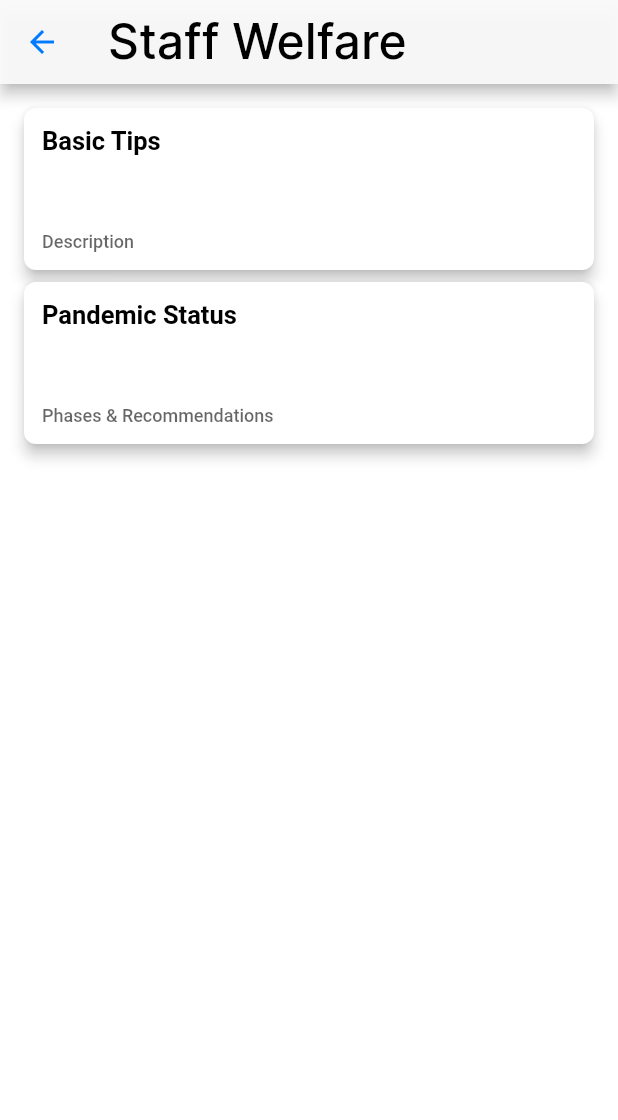
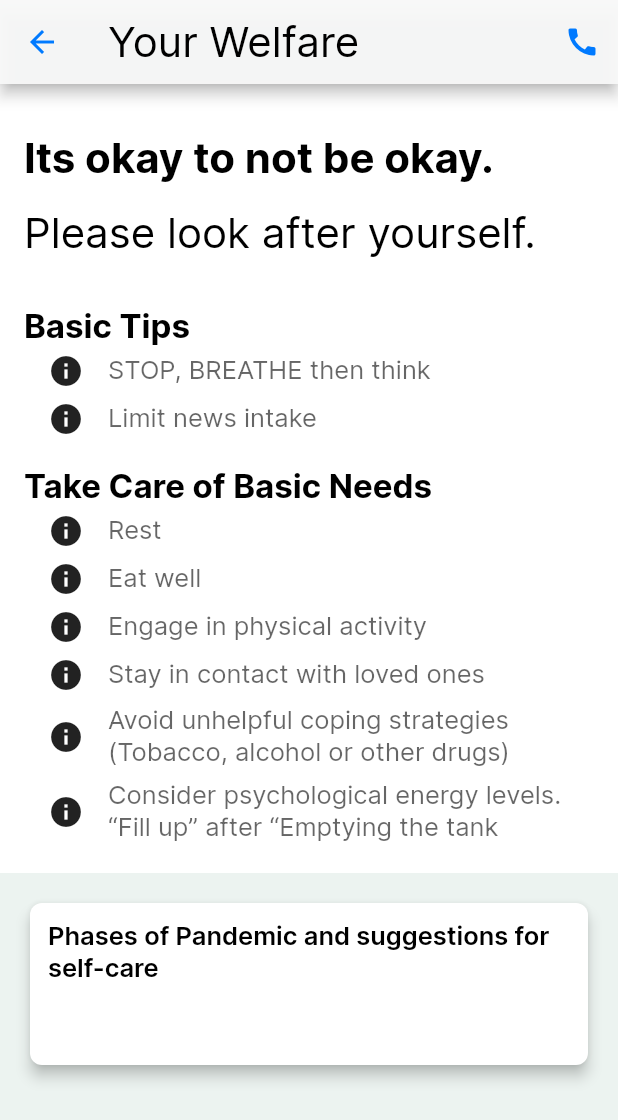
Before and after one commit to Western-Health-Covid19-Collaboration/wh_covid19_app, a Flutter app: the screen it shows after launch, after a tap on "Your Welfare", on a phone screen of 412 x 824 dp. Shown: the top 1120 px of the screen. Run offline on Flutter 3.47's test engine with Material 2 defaults, Android fonts, the phone set to English and light mode, and no system bars; our stand-ins replace chewie, package_info, video_player; missing offline and left inert: matrix_gesture_detector; Roboto replaces fonts that are missing (SFProText).

Commit message:
Put in text styles, fix doffing video, add welfare screen
#21
#30
#53

```diff
--- a/lib/main.dart
+++ b/lib/main.dart
@@ -8,7 +8,7 @@ import 'package:wh_covid19/view/intubation/checklist/intubation_checklist_page.d
 import 'package:wh_covid19/view/intubation/guidance/intubation_guidance_page.dart';
 import 'package:wh_covid19/view/ppe/ppe_view.dart';
 import 'package:wh_covid19/view/sbs_guide_view.dart';
-import 'package:wh_covid19/view/staff_welfare/staff_welfare_view.dart';
+import 'package:wh_covid19/view/staff_welfare/your_welfare_view.dart';
 
 void main() => runApp(MyApp());
 
@@ -26,7 +26,7 @@ class MyApp extends StatelessWidget {
       routes: {
         Routes.home: (context) => HomePage(),
         Routes.ppe: (context) => PPEView(),
-        Routes.staffWelfare: (context) => StaffWelfareView(),
+        Routes.staffWelfare: (context) => YourWelfareView(),
         Routes.sbsGuidance: (context) => SBSGuideView(),
       },
       onGenerateRoute: (settings) {
--- a/lib/style.dart
+++ b/lib/style.dart
@@ -46,31 +46,67 @@ abstract class AppColors {
   static Color blackAlpha900 = const Color.fromRGBO(0, 0, 0, 1.0);
 }
 
-// App bar style
-final TextStyle appBarTextStyle = TextStyle(
-  color: AppColors.majorText,
-  fontSize: 32,
-);
-final IconThemeData appBarIconTheme =
-    IconThemeData(color: AppColors.appBarIcon);
+abstract class AppStyles {
+  // Named styles
 
-// Card Container style
-final TextStyle cardContainerTextStyle = TextStyle(
-  fontSize: 22,
-  color: AppColors.majorText,
-);
+  // App bar styles
+  static final TextStyle appBarTextStyle = AppStyles.textH2;
+  static final IconThemeData appBarIconTheme =
+      IconThemeData(color: AppColors.appBarIcon);
 
-// Card styles
-final TextStyle cardTitleTextStyle = TextStyle(
-    color: AppColors.majorText,
-    fontWeight: FontWeight.w600,
-    fontStyle: FontStyle.normal,
-    fontSize: 17.0,
-    fontFamily: 'SFProText');
+  // Card styles
+  static final TextStyle cardContainerTextStyle = AppStyles.textH4;
+  static final TextStyle cardTitleTextStyle = AppStyles.textH5;
+  static final TextStyle cardDescriptionTextStyle = AppStyles.textFooter;
 
-final TextStyle cardDescriptionTextStyle = TextStyle(
-    color: AppColors.minorText,
-    fontWeight: FontWeight.w500,
-    fontStyle: FontStyle.normal,
-    fontSize: 12.0,
-    fontFamily: 'SFProText');
+  static const fontFamily = 'Inter';
+
+  // Core font styles
+  static final TextStyle textH1 = TextStyle(
+      color: AppColors.majorText,
+      fontWeight: FontWeight.bold,
+      fontSize: 28.0,
+      fontFamily: fontFamily);
+
+  static final TextStyle textH2 = TextStyle(
+      color: AppColors.majorText,
+      fontWeight: FontWeight.normal,
+      fontSize: 28.0,
+      fontFamily: fontFamily);
+
+  static final TextStyle textH3 = TextStyle(
+      color: AppColors.majorText,
+      fontWeight: FontWeight.bold,
+      fontSize: 22.0,
+      fontFamily: fontFamily);
+
+  static final TextStyle textH4 = TextStyle(
+      color: AppColors.majorText,
+      fontWeight: FontWeight.normal,
+      fontSize: 22.0,
+      fontFamily: fontFamily);
+
+  static final TextStyle textH5 = TextStyle(
+      color: AppColors.majorText,
+      fontWeight: FontWeight.w600, // semi-bold
+      fontSize: 17.0,
+      fontFamily: fontFamily);
+
+  static final TextStyle textP = TextStyle(
+      color: AppColors.minorText,
+      fontWeight: FontWeight.normal,
+      fontSize: 17.0,
+      fontFamily: fontFamily);
+
+  static final TextStyle textFooter = TextStyle(
+      color: AppColors.minorText,
+      fontWeight: FontWeight.normal,
+      fontSize: 13.0,
+      fontFamily: fontFamily);
+
+  static final TextStyle textCaption = TextStyle(
+      color: AppColors.minorText,
+      fontWeight: FontWeight.w600, // semi-bold
+      fontSize: 13.0,
+      fontFamily: fontFamily);
+}
--- a/lib/view/home_page.dart
+++ b/lib/view/home_page.dart
@@ -23,7 +23,7 @@ class HomePage extends StatelessWidget {
                   children: <Widget>[
                     Text(
                       'Western Health',
-                      style: appBarTextStyle,
+                      style: AppStyles.appBarTextStyle,
                     ),
                     IconButton(
                       icon: Icon(
@@ -37,7 +37,7 @@ class HomePage extends StatelessWidget {
               ),
             ),
             backgroundColor: AppColors.appBarBackground,
-            iconTheme: appBarIconTheme,
+            iconTheme: AppStyles.appBarIconTheme,
             floating: true,
             pinned: true,
             snap: false,
--- a/lib/view/info_view.dart
+++ b/lib/view/info_view.dart
@@ -50,10 +50,10 @@ class InfoView extends StatelessWidget {
       backgroundColor: AppColors.appBackground,
       appBar: AppBar(
         backgroundColor: AppColors.appBarBackground,
-        iconTheme: appBarIconTheme,
+        iconTheme: AppStyles.appBarIconTheme,
         title: Text(
           title,
-          style: appBarTextStyle,
+          style: AppStyles.appBarTextStyle,
         ),
       ),
       body: Padding(
--- a/lib/view/ppe/ppe_view.dart
+++ b/lib/view/ppe/ppe_view.dart
@@ -92,10 +92,10 @@ class _PPEViewState extends State<PPEView> {
       backgroundColor: AppColors.appBackground,
       appBar: AppBar(
         backgroundColor: AppColors.appBarBackground,
-        iconTheme: appBarIconTheme,
+        iconTheme: AppStyles.appBarIconTheme,
         title: Text(
           title,
-          style: appBarTextStyle,
+          style: AppStyles.appBarTextStyle,
         ),
       ),
       body: Container(
@@ -133,7 +133,7 @@ class _PPEViewState extends State<PPEView> {
       padding: const EdgeInsets.all(8.0),
       child: Padding(
         padding: const EdgeInsets.only(top: 24, bottom: 4),
-        child: Text(text, style: cardContainerTextStyle),
+        child: Text(text, style: AppStyles.cardContainerTextStyle),
       ),
     );
   }
--- a/lib/view/sbs_guide_view.dart
+++ b/lib/view/sbs_guide_view.dart
@@ -12,10 +12,10 @@ class SBSGuideView extends StatelessWidget {
       backgroundColor: AppColors.appBarBackground,
       appBar: AppBar(
         backgroundColor: Colors.white,
-        iconTheme: appBarIconTheme,
+        iconTheme: AppStyles.appBarIconTheme,
         title: Text(
           title,
-          style: appBarTextStyle,
+          style: AppStyles.appBarTextStyle,
         ),
       ),
       body: Container(
--- a/lib/view/staff_welfare/staff_welfare_view.dart
+++ /dev/null
@@ -1,46 +0,0 @@
-import 'package:flutter/material.dart';
-import 'package:wh_covid19/style.dart';
-import 'package:wh_covid19/widget/reusable_card.dart';
-
-class StaffWelfareView extends StatelessWidget {
-  final title = 'Staff Welfare';
-  final color = Color.fromRGBO(255, 255, 255, 0.94);
-
-  final cards = <ReusableCard>[
-    ReusableCard(
-      title: 'Basic Tips',
-      description: 'Description',
-      color: Colors.white,
-    ),
-    ReusableCard(
-      title: 'Pandemic Status',
-      description: 'Phases & Recommendations',
-      color: Colors.white,
-    ),
-  ];
-
-  @override
-  Widget build(BuildContext context) {
-    return Scaffold(
-      backgroundColor: color,
-      appBar: AppBar(
-        backgroundColor: AppColors.appBarBackground,
-        iconTheme: appBarIconTheme,
-        title: Text(
-          title,
-          style: appBarTextStyle,
-        ),
-      ),
-      body: Container(
-        width: double.infinity,
-        padding: EdgeInsets.all(12),
-        child: Column(
-          mainAxisAlignment: MainAxisAlignment.start,
-          mainAxisSize: MainAxisSize.min,
-          crossAxisAlignment: CrossAxisAlignment.stretch,
-          children: cards,
-        ),
-      ),
-    );
-  }
-}
--- /dev/null
+++ b/lib/view/staff_welfare/your_welfare_view.dart
@@ -0,0 +1,100 @@
+import 'package:flutter/material.dart';
+import 'package:url_launcher/url_launcher.dart';
+import 'package:wh_covid19/style.dart';
+import 'package:wh_covid19/widget/reusable_card.dart';
+
+class YourWelfareView extends StatelessWidget {
+  final _title = 'Your Welfare';
+  static const _phoneNumber = '+61398000000';
+
+  final card =
+    ReusableCard(
+      title: 'Phases of Pandemic and suggestions for self-care',
+      description: '',
+      color: Colors.white,
+    );
+
+  @override
+  Widget build(BuildContext context) {
+    return Scaffold(
+      backgroundColor: AppColors.appBackground,
+      appBar: AppBar(
+        backgroundColor: AppColors.appBarBackground,
+        iconTheme: AppStyles.appBarIconTheme,
+        title: Text(
+          _title,
+          style: AppStyles.appBarTextStyle,
+        ),
+        actions: <Widget>[
+          IconButton(
+            icon: Icon(Icons.call),
+            onPressed: _makeCall,
+          ),
+        ],
+      ),
+      body: ListView(
+        children: <Widget>[
+          Container(
+            color: AppColors.grey50,
+            child: Padding(
+              padding: const EdgeInsets.all(16.0),
+              child: Column(
+                crossAxisAlignment: CrossAxisAlignment.start,
+                children: <Widget>[
+                  _buildSpacer(),
+                  Text('It''s okay to not be okay.', style: AppStyles.textH1),
+                  _buildSpacer(),
+                  Text('Please look after yourself.', style: AppStyles.textH2),
+                  _buildSpacer(),
+                  _buildSpacer(),
+                  Text('Basic Tips', style: AppStyles.textH3),
+                  _buildIconTextRow('STOP, BREATHE then think'),
+                  _buildIconTextRow('Limit news intake'),
+                  _buildSpacer(),
+                  Text('Take Care of Basic Needs', style: AppStyles.textH3),
+                  _buildIconTextRow('Rest'),
+                  _buildIconTextRow('Eat well'),
+                  _buildIconTextRow('Engage in physical activity'),
+                  _buildIconTextRow('Stay in contact with loved ones'),
+                  _buildIconTextRow('Avoid unhelpful coping strategies (Tobacco, alcohol or other drugs)'),
+                  _buildIconTextRow('Consider psychological energy levels. “Fill up” after “Emptying the tank'),
+                ],
+              ),
+            ),
+          ),
+          Padding(
+            padding: const EdgeInsets.all(16.0),
+            child: card,
+          ),
+        ],
+      ),
+    );
+  }
+
+  Widget _buildIconTextRow(String text) {
+    return Padding(
+      padding: const EdgeInsets.symmetric(horizontal: 16, vertical: 4),
+      child: Row(
+        mainAxisSize: MainAxisSize.max,
+        children: <Widget>[
+          Padding(
+            padding: const EdgeInsets.only(right: 16),
+            child: Icon(Icons.info),
+          ),
+          Expanded(child: Text(text, style: AppStyles.textP,)),
+        ],
+      ),
+    );
+  }
+
+  Future<void> _makeCall() async {
+    const url = 'tel:$_phoneNumber';
+    if (await canLaunch(url)) {
+      await launch(url);
+    } else {
+      throw 'Could not launch $url';
+    }
+  }
+
+  Widget _buildSpacer({double height = 16}) => Container(height: height);
+}
--- a/lib/widget/card_container.dart
+++ b/lib/widget/card_container.dart
@@ -24,7 +24,7 @@ class CardContainer extends StatelessWidget {
         children: <Widget>[
           Text(
             title,
-            style: cardContainerTextStyle,
+            style: AppStyles.cardContainerTextStyle,
           ),
           _buildVerticalSpacer(),
           cardsLayout(),
--- a/lib/widget/reusable_card.dart
+++ b/lib/widget/reusable_card.dart
@@ -46,11 +46,11 @@ class ReusableCard extends StatelessWidget {
               children: <Widget>[
                 Text(
                   title,
-                  style: cardTitleTextStyle,
+                  style: AppStyles.cardTitleTextStyle,
                 ),
                 description != null ? Text(
                   description,
-                  style: cardDescriptionTextStyle,
+                  style: AppStyles.cardDescriptionTextStyle,
                 ) : Container(),
               ],
             ),
--- a/lib/widget/zoomable_widget.dart
+++ b/lib/widget/zoomable_widget.dart
@@ -15,7 +15,7 @@ class _ZoomableWidgetState extends State<ZoomableWidget> {
   @override
   Widget build(BuildContext context) {
     return MatrixGestureDetector(
-      onMatrixUpdate: (Matrix4 m, Matrix4 tm, Matrix4 sm, Matrix4 rm) {
+      onMatrixUpdate: (m, tm, sm, rm) {
         setState(() {
           matrix = m;
         });
```
Also changed, not shown: pubspec.yaml (+15 -1 lines), assets/fonts/Inter-300-Light.ttf (added), assets/fonts/Inter-400-Regular.ttf (added), assets/fonts/Inter-500-Medium.ttf (added), assets/fonts/Inter-600-SemiBold.ttf (added), assets/fonts/Inter-700-Bold.ttf (added), pubspec.lock, 1 other file.
